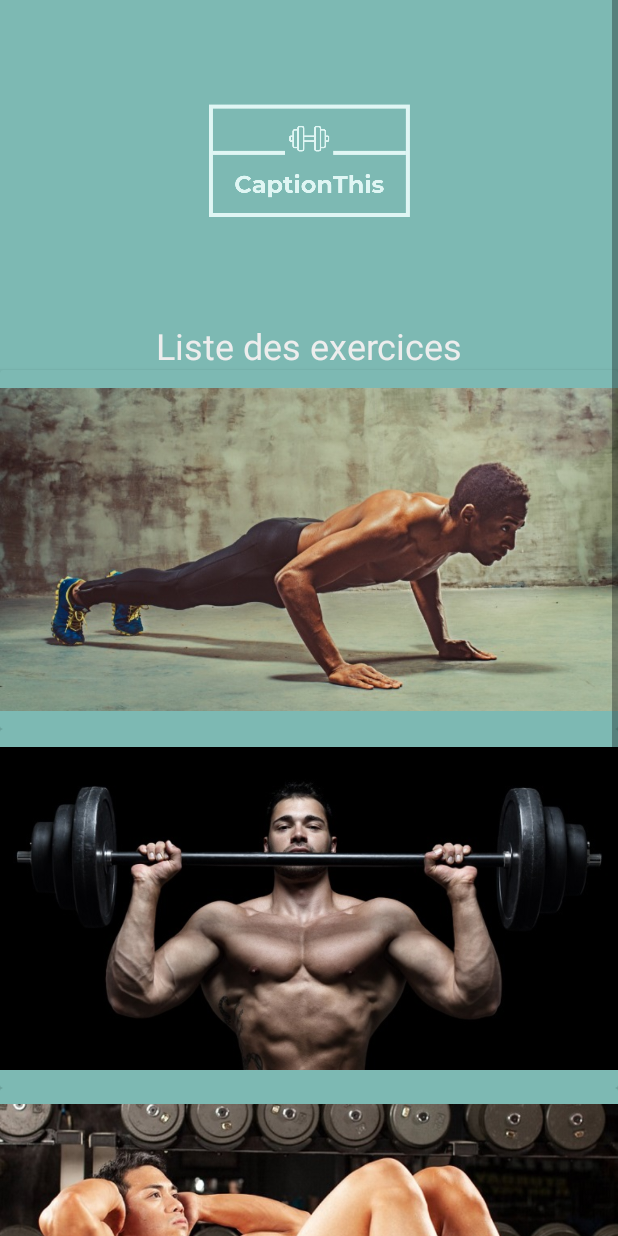
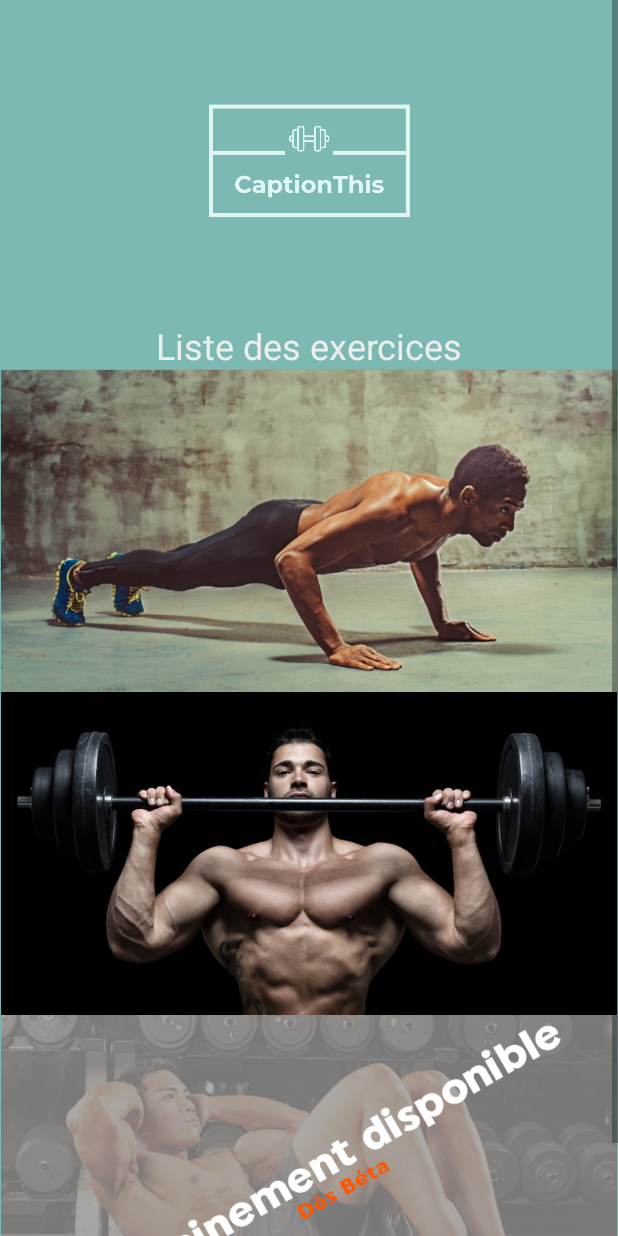
Before and after one commit to MagicFame/CaptionThis, an Android app: the ListExercice screen opened directly, with no data from a screen before it, on a phone screen of 412 x 824 dp. Run offline under Robolectric (Android 15) with nearby library versions, the phone set to English and light mode, and no system bars.

Commit message:
Mise à jour graphique choix exercice

```diff
--- a/app/src/main/res/layout/list_exercices.xml
+++ b/app/src/main/res/layout/list_exercices.xml
@@ -36,7 +36,7 @@
 
         <androidx.cardview.widget.CardView
             android:layout_width="match_parent"
-            android:layout_height="239dp"
+            android:layout_height="match_parent"
             app:cardBackgroundColor="@color/blueCaptionThis">
 
             <androidx.constraintlayout.widget.ConstraintLayout
@@ -48,9 +48,9 @@
                     android:id="@+id/imageView4"
                     android:layout_width="wrap_content"
                     android:layout_height="wrap_content"
-                    app:layout_constraintBottom_toBottomOf="parent"
+                    android:adjustViewBounds="true"
                     app:layout_constraintEnd_toEndOf="parent"
-                    app:layout_constraintHorizontal_bias="1.0"
+                    app:layout_constraintHorizontal_bias="0.0"
                     app:layout_constraintStart_toStartOf="parent"
                     app:layout_constraintTop_toTopOf="parent"
                     app:srcCompat="@drawable/pompes" />
@@ -60,7 +60,7 @@
 
         <androidx.cardview.widget.CardView
             android:layout_width="match_parent"
-            android:layout_height="239dp"
+            android:layout_height="match_parent"
             app:cardBackgroundColor="@color/blueCaptionThis">
 
             <androidx.constraintlayout.widget.ConstraintLayout
@@ -72,6 +72,7 @@
                     android:id="@+id/imageView5"
                     android:layout_width="wrap_content"
                     android:layout_height="wrap_content"
+                    android:adjustViewBounds="true"
                     app:layout_constraintBottom_toBottomOf="parent"
                     app:layout_constraintStart_toStartOf="parent"
                     app:layout_constraintTop_toTopOf="parent"
@@ -82,7 +83,7 @@
 
         <androidx.cardview.widget.CardView
             android:layout_width="match_parent"
-            android:layout_height="239dp"
+            android:layout_height="match_parent"
             app:cardBackgroundColor="@color/blueCaptionThis">
 
             <androidx.constraintlayout.widget.ConstraintLayout
@@ -92,14 +93,16 @@
 
                 <ImageView
                     android:id="@+id/imageView6"
-                    android:layout_width="459dp"
-                    android:layout_height="261dp"
+                    android:layout_width="wrap_content"
+                    android:layout_height="wrap_content"
+                    android:adjustViewBounds="true"
                     app:layout_constraintBottom_toBottomOf="parent"
                     app:layout_constraintEnd_toEndOf="parent"
+                    app:layout_constraintHorizontal_bias="0.0"
                     app:layout_constraintStart_toStartOf="parent"
                     app:layout_constraintTop_toTopOf="parent"
-                    app:layout_constraintVertical_bias="0.0"
-                    app:srcCompat="@drawable/abdos" />
+                    app:layout_constraintVertical_bias="0.875"
+                    app:srcCompat="@drawable/abdos_wait" />
             </androidx.constraintlayout.widget.ConstraintLayout>
         </androidx.cardview.widget.CardView>
     </LinearLayout>
```
Also changed, not shown: app/src/main/res/drawable/abdos_wait.png (added).
